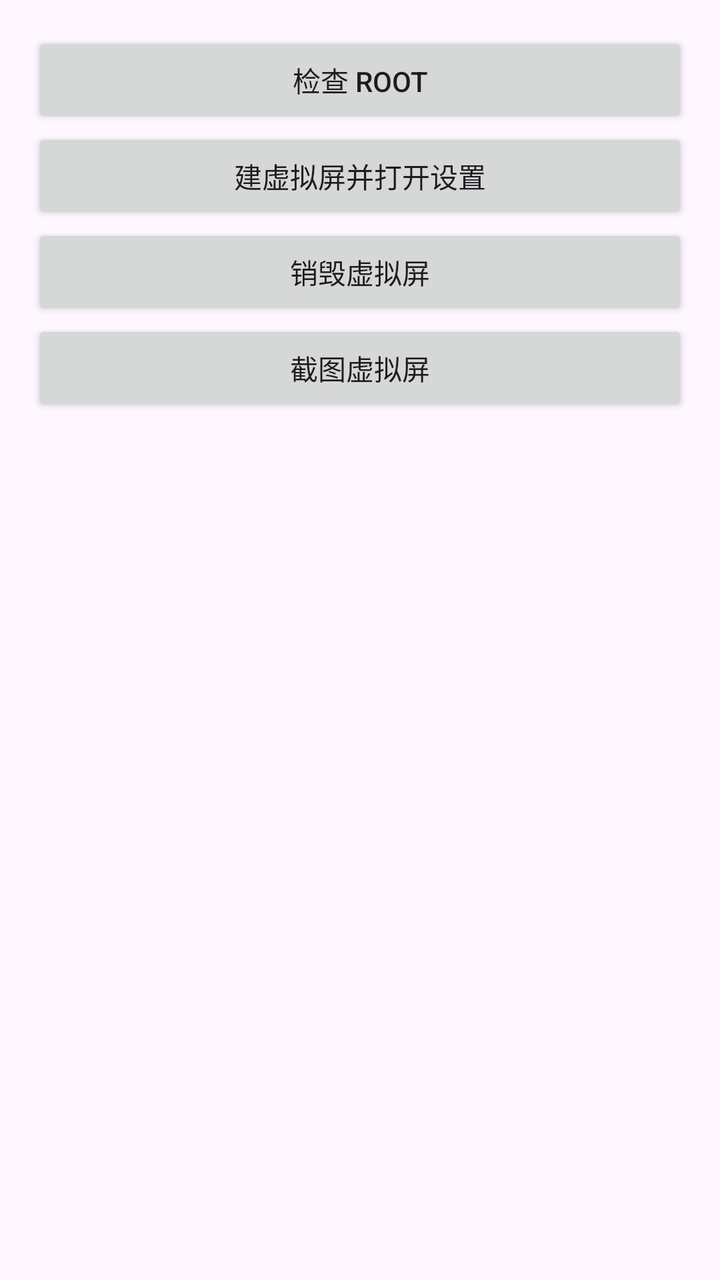
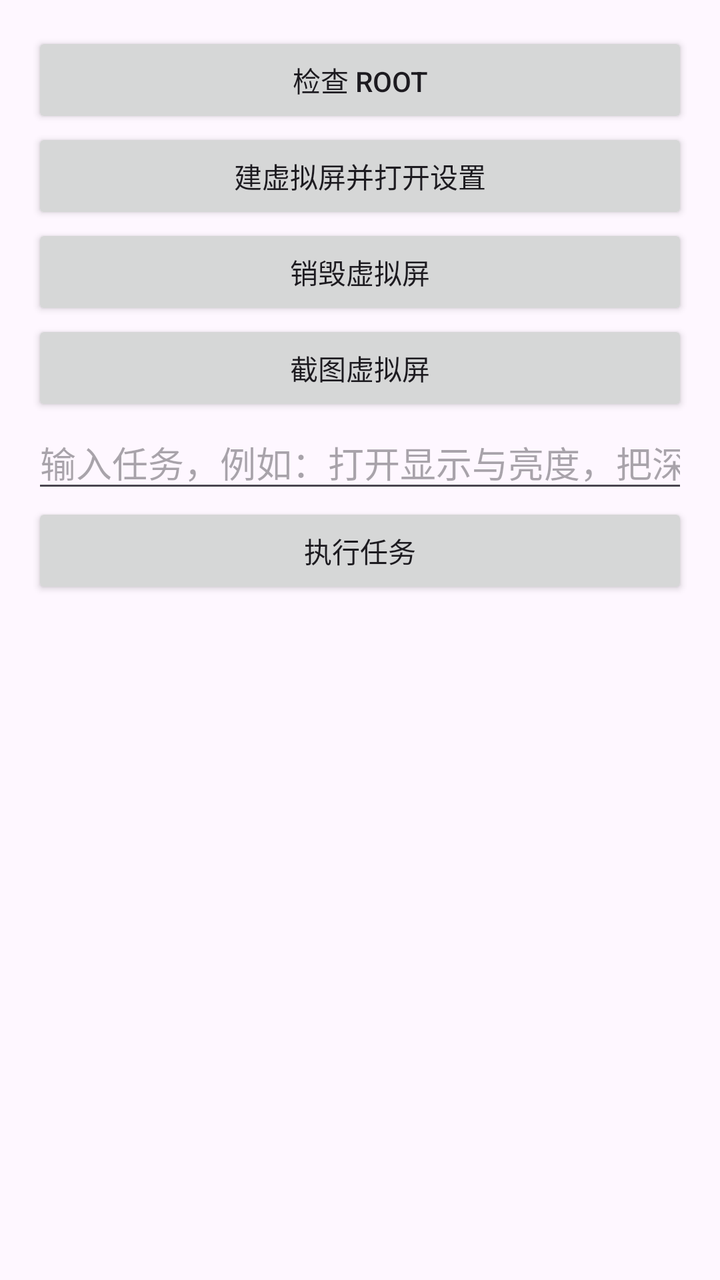

Before-and-after screenshots of an Android layout around one commit, followed by the original layout XML and the change that was made.
<!-- AndroidManifest.xml: application theme Theme.Material3.DayNight.NoActionBar -->
<!-- res/layout/activity_main.xml -->
<?xml version="1.0" encoding="utf-8"?>
<LinearLayout xmlns:android="http://schemas.android.com/apk/res/android"
    android:layout_width="match_parent"
    android:layout_height="match_parent"
    android:orientation="vertical"
    android:padding="16dp">

    <Button
        android:id="@+id/btnCheckRoot"
        android:layout_width="match_parent"
        android:layout_height="wrap_content"
        android:text="检查 Root" />

    <Button
        android:id="@+id/btnCreateScreen"
        android:layout_width="match_parent"
        android:layout_height="wrap_content"
        android:text="建虚拟屏并打开设置" />

    <Button
        android:id="@+id/btnDestroyScreen"
        android:layout_width="match_parent"
        android:layout_height="wrap_content"
        android:text="销毁虚拟屏" />

    <Button
        android:id="@+id/btnCapture"
        android:layout_width="match_parent"
        android:layout_height="wrap_content"
        android:text="截图虚拟屏" />

    <ImageView
        android:id="@+id/ivPreview"
        android:layout_width="match_parent"
        android:layout_height="240dp"
        android:adjustViewBounds="true"
        android:contentDescription="虚拟屏预览" />

    <TextView
        android:id="@+id/tvLog"
        android:layout_width="match_parent"
        android:layout_height="0dp"
        android:layout_weight="1"
        android:layout_marginTop="16dp"
        android:fontFamily="monospace"
        android:textSize="12sp"
        android:scrollbars="vertical" />
</LinearLayout>
<!-- resources referenced by this layout -->
<resources>

</resources>

<!-- the commit's change to res/layout/activity_main.xml (unified diff, before → after) -->
@@ -29,6 +29,20 @@
         android:layout_height="wrap_content"
         android:text="截图虚拟屏" />
 
+    <EditText
+        android:id="@+id/etTask"
+        android:layout_width="match_parent"
+        android:layout_height="wrap_content"
+        android:hint="输入任务，例如：打开显示与亮度，把深色模式打开"
+        android:importantForAutofill="no"
+        android:inputType="text" />
+
+    <Button
+        android:id="@+id/btnRunTask"
+        android:layout_width="match_parent"
+        android:layout_height="wrap_content"
+        android:text="执行任务" />
+
     <ImageView
         android:id="@+id/ivPreview"
         android:layout_width="match_parent"
